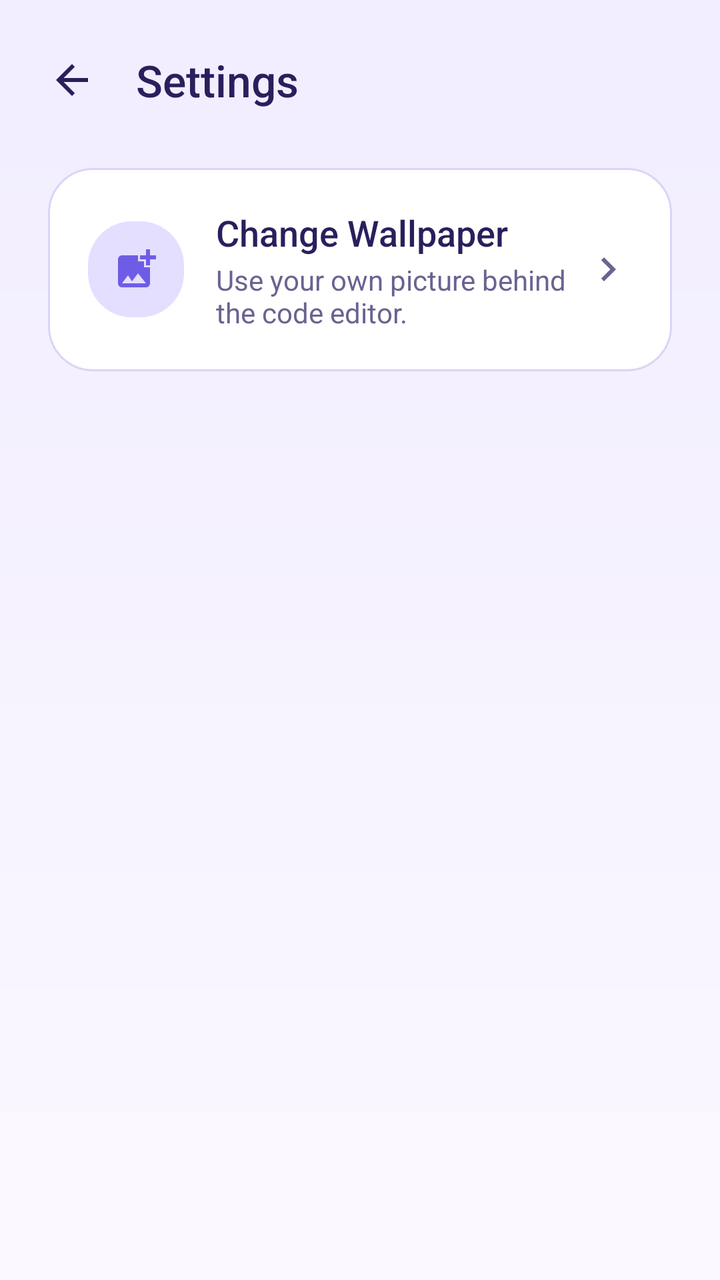
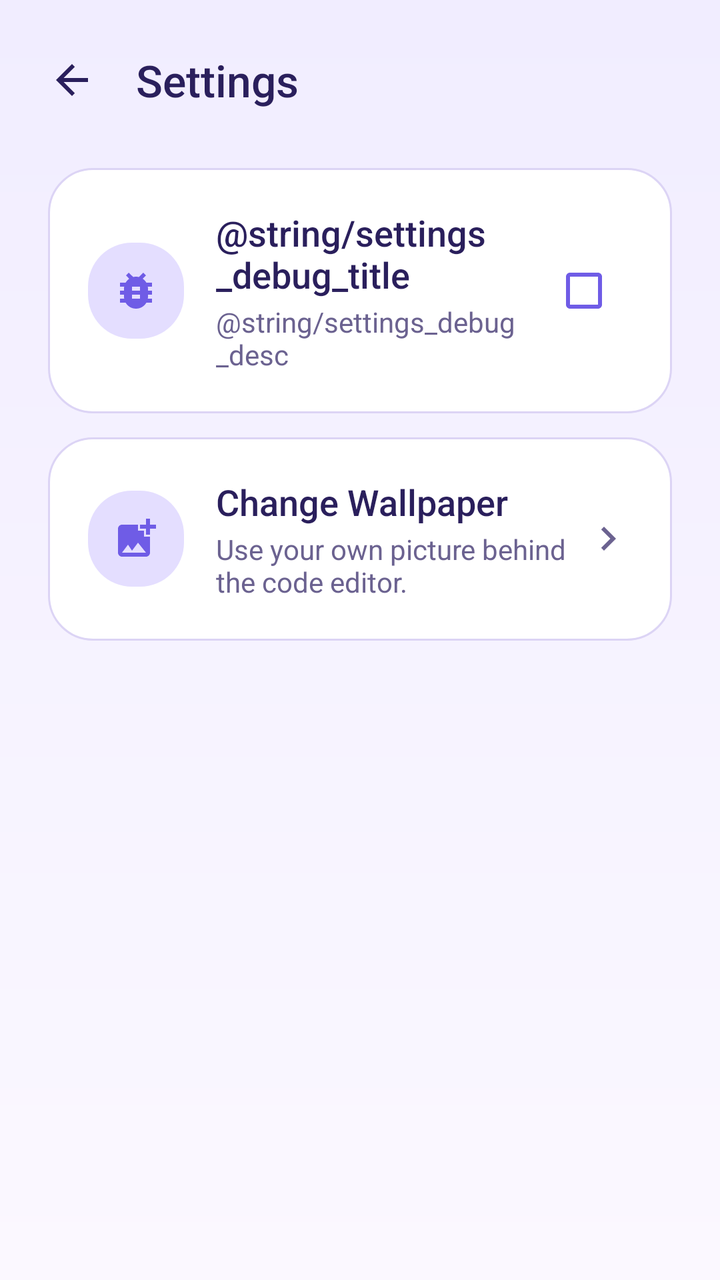

The first picture is an Android layout as it rendered before a commit; the second is the same layout after the commit. The layout source and the unified diff follow.
<!-- AndroidManifest.xml: application theme AppTheme -->
<!-- res/layout/screen_settings.xml -->
<?xml version="1.0" encoding="utf-8"?>
<LinearLayout xmlns:android="http://schemas.android.com/apk/res/android"
    android:layout_width="match_parent"
    android:layout_height="match_parent"
    android:background="@drawable/bg_screen_light"
    android:orientation="vertical">

    <LinearLayout
        android:id="@+id/screen_header"
        android:layout_width="match_parent"
        android:layout_height="wrap_content"
        android:gravity="center_vertical"
        android:orientation="horizontal"
        android:paddingStart="12dp"
        android:paddingEnd="24dp"
        android:paddingTop="16dp"
        android:paddingBottom="12dp">
        <ImageView
            android:id="@+id/settings_back"
            style="@style/Cosmic.IconButton"
            android:src="@drawable/ic_back"
            android:tint="@color/cosmic_ink"
            android:contentDescription="@string/back" />
        <TextView
            style="@style/Cosmic.Title"
            android:layout_width="0dp"
            android:layout_height="wrap_content"
            android:layout_marginStart="8dp"
            android:layout_weight="1"
            android:text="@string/settings_title" />
    </LinearLayout>

    <ScrollView
        android:layout_width="match_parent"
        android:layout_height="0dp"
        android:layout_weight="1"
        android:fillViewport="true">
        <LinearLayout
            android:layout_width="match_parent"
            android:layout_height="wrap_content"
            android:orientation="vertical"
            android:paddingStart="24dp"
            android:paddingEnd="24dp"
            android:paddingTop="8dp"
            android:paddingBottom="32dp">

            
            <LinearLayout
                android:id="@+id/settings_wallpaper"
                android:layout_width="match_parent"
                android:layout_height="wrap_content"
                android:background="@drawable/bg_card"
                android:clickable="true"
                android:focusable="true"
                android:foreground="?attr/selectableItemBackground"
                android:gravity="center_vertical"
                android:orientation="horizontal"
                android:padding="20dp">
                <FrameLayout
                    android:layout_width="48dp"
                    android:layout_height="48dp"
                    android:background="@drawable/bg_avatar_lilac">
                    <ImageView
                        android:layout_width="24dp"
                        android:layout_height="24dp"
                        android:layout_gravity="center"
                        android:src="@drawable/ic_image_upload"
                        android:tint="@color/cosmic_primary"
                        android:contentDescription="@null" />
                </FrameLayout>
                <LinearLayout
                    android:layout_width="0dp"
                    android:layout_height="wrap_content"
                    android:layout_marginStart="16dp"
                    android:layout_weight="1"
                    android:orientation="vertical">
                    <TextView
                        android:layout_width="match_parent"
                        android:layout_height="wrap_content"
                        android:text="@string/settings_wallpaper_title"
                        android:textColor="@color/cosmic_ink"
                        android:textSize="18sp"
                        android:fontFamily="sans-serif-medium" />
                    <TextView
                        style="@style/Cosmic.Muted"
                        android:layout_width="match_parent"
                        android:layout_height="wrap_content"
                        android:layout_marginTop="2dp"
                        android:text="@string/settings_wallpaper_desc" />
                </LinearLayout>
                <ImageView
                    android:layout_width="24dp"
                    android:layout_height="24dp"
                    android:layout_marginStart="8dp"
                    android:src="@drawable/ic_chevron_right"
                    android:tint="@color/cosmic_muted"
                    android:contentDescription="@null" />
            </LinearLayout>
        </LinearLayout>
    </ScrollView>
</LinearLayout>
<!-- resources referenced by this layout -->
<resources>
  <color name="cosmic_ink">#2A1F5C</color>
  <color name="cosmic_muted">#6B6290</color>
  <color name="cosmic_primary">#6F5CE6</color>
  <!-- drawable bg_avatar_lilac (drawable) -->
  <?xml version="1.0" encoding="utf-8"?>
  <shape xmlns:android="http://schemas.android.com/apk/res/android" android:shape="rectangle">
      <solid android:color="@color/cosmic_lilac" />
      <corners android:radius="22dp" />
      
  </shape>
  <!-- drawable bg_card (drawable) -->
  <?xml version="1.0" encoding="utf-8"?>
  <shape xmlns:android="http://schemas.android.com/apk/res/android" android:shape="rectangle">
      <solid android:color="@color/cosmic_surface" />
      <corners android:radius="22dp" />
      <stroke android:width="1dp" android:color="@color/cosmic_border" />
  </shape>
  <!-- drawable bg_screen_light (drawable) -->
  <?xml version="1.0" encoding="utf-8"?>
  <shape xmlns:android="http://schemas.android.com/apk/res/android" android:shape="rectangle">
      <gradient android:angle="270" android:startColor="@color/cosmic_lilac_soft" android:endColor="@color/cosmic_white" />
  </shape>
  <!-- drawable ic_chevron_right (drawable) -->
  <?xml version="1.0" encoding="utf-8"?>
  <vector xmlns:android="http://schemas.android.com/apk/res/android"
      android:width="24dp" android:height="24dp" android:viewportWidth="24" android:viewportHeight="24"
      android:tint="?attr/colorControlNormal">
      <path android:fillColor="#FFFFFFFF" android:pathData="M10,6L8.59,7.41 13.17,12l-4.58,4.59L10,18l6,-6z" />
  </vector>
  <string name="back">Back</string>
  <string name="settings_title">Settings</string>
  <string name="settings_wallpaper_desc">Use your own picture behind the code editor.</string>
  <string name="settings_wallpaper_title">Change Wallpaper</string>
  <style name="Cosmic.IconButton" parent="">
          <item name="android:layout_width">48dp</item>
          <item name="android:layout_height">48dp</item>
          <item name="android:padding">12dp</item>
          <item name="android:clickable">true</item>
          <item name="android:focusable">true</item>
          <item name="android:background">?attr/selectableItemBackgroundBorderless</item>
      </style>
  <style name="Cosmic.Muted" parent="">
          <item name="android:textColor">@color/cosmic_muted</item>
          <item name="android:textSize">14sp</item>
      </style>
  <style name="Cosmic.Title" parent="">
          <item name="android:textColor">@color/cosmic_ink</item>
          <item name="android:textSize">22sp</item>
          <item name="android:fontFamily">sans-serif-medium</item>
      </style>
  <color name="cosmic_lilac">#E4DEFF</color>
  <color name="cosmic_surface">#FFFFFF</color>
  <color name="cosmic_border">#DCD4F5</color>
  <color name="cosmic_lilac_soft">#F1EDFF</color>
  <color name="cosmic_white">#FBF8FF</color>
  <color name="cosmic_primary_dark">#4B3FC4</color>
  <color name="cosmic_pink">#FFB8DE</color>
  <style name="CosmicBottomSheetDialog" parent="ThemeOverlay.MaterialComponents.BottomSheetDialog">
          <item name="bottomSheetStyle">@style/CosmicBottomSheet</item>
      </style>
  <style name="CosmicBottomSheet" parent="Widget.MaterialComponents.BottomSheet.Modal">
          <item name="android:background">@android:color/transparent</item>
      </style>
  <!-- unchanged entries left out for length: 3 -->
</resources>

<!-- the commit's change to res/layout/screen_settings.xml (unified diff, before → after) -->
@@ -45,6 +45,60 @@
             android:paddingBottom="32dp">
 
             
+            
+            <LinearLayout
+                android:id="@+id/settings_debug"
+                android:layout_width="match_parent"
+                android:layout_height="wrap_content"
+                android:layout_marginBottom="12dp"
+                android:background="@drawable/bg_card"
+                android:clickable="true"
+                android:focusable="true"
+                android:foreground="?attr/selectableItemBackground"
+                android:gravity="center_vertical"
+                android:orientation="horizontal"
+                android:padding="20dp">
+                <FrameLayout
+                    android:layout_width="48dp"
+                    android:layout_height="48dp"
+                    android:background="@drawable/bg_avatar_lilac">
+                    <ImageView
+                        android:layout_width="24dp"
+                        android:layout_height="24dp"
+                        android:layout_gravity="center"
+                        android:src="@drawable/ic_bug"
+                        android:tint="@color/cosmic_primary"
+                        android:contentDescription="@null" />
+                </FrameLayout>
+                <LinearLayout
+                    android:layout_width="0dp"
+                    android:layout_height="wrap_content"
+                    android:layout_marginStart="16dp"
+                    android:layout_weight="1"
+                    android:orientation="vertical">
+                    <TextView
+                        android:layout_width="match_parent"
+                        android:layout_height="wrap_content"
+                        android:text="@string/settings_debug_title"
+                        android:textColor="@color/cosmic_ink"
+                        android:textSize="18sp"
+                        android:fontFamily="sans-serif-medium" />
+                    <TextView
+                        style="@style/Cosmic.Muted"
+                        android:layout_width="match_parent"
+                        android:layout_height="wrap_content"
+                        android:layout_marginTop="2dp"
+                        android:text="@string/settings_debug_desc" />
+                </LinearLayout>
+                <CheckBox
+                    android:id="@+id/settings_debug_check"
+                    android:layout_width="wrap_content"
+                    android:layout_height="wrap_content"
+                    android:layout_marginStart="8dp"
+                    android:buttonTint="@color/cosmic_primary"
+                    android:contentDescription="@string/settings_debug_title" />
+            </LinearLayout>
+
             <LinearLayout
                 android:id="@+id/settings_wallpaper"
                 android:layout_width="match_parent"
<!-- resource entries referenced after the edit -->
@@ -22,6 +22,12 @@
   <shape xmlns:android="http://schemas.android.com/apk/res/android" android:shape="rectangle">
       <gradient android:angle="270" android:startColor="@color/cosmic_lilac_soft" android:endColor="@color/cosmic_white" />
   </shape>
+  <!-- drawable ic_bug (drawable) -->
+  <?xml version="1.0" encoding="utf-8"?>
+  <vector xmlns:android="http://schemas.android.com/apk/res/android"
+      android:width="24dp" android:height="24dp" android:viewportWidth="24" android:viewportHeight="24">
+      <path android:fillColor="#FFFFFFFF" android:pathData="M20,8h-2.81c-0.45,-0.78 -1.07,-1.45 -1.82,-1.96L17,4.41 15.59,3l-2.17,2.17C12.96,5.06 12.49,5 12,5c-0.49,0 -0.96,0.06 -1.41,0.17L8.41,3 7,4.41l1.62,1.63C7.88,6.55 7.26,7.22 6.81,8L4,8v2h2.09c-0.05,0.33 -0.09,0.66 -0.09,1v1L4,12v2h2v1c0,0.34 0.04,0.67 0.09,1L4,16v2h2.81c1.04,1.79 2.97,3 5.19,3s4.15,-1.21 5.19,-3L20,18v-2h-2.09c0.05,-0.33 0.09,-0.66 0.09,-1v-1h2v-2h-2v-1c0,-0.34 -0.04,-0.67 -0.09,-1L20,10L20,8zM14,16h-4v-2h4v2zM14,12h-4v-2h4v2z" />
+  </vector>
   <!-- drawable ic_chevron_right (drawable) -->
   <?xml version="1.0" encoding="utf-8"?>
   <vector xmlns:android="http://schemas.android.com/apk/res/android"
